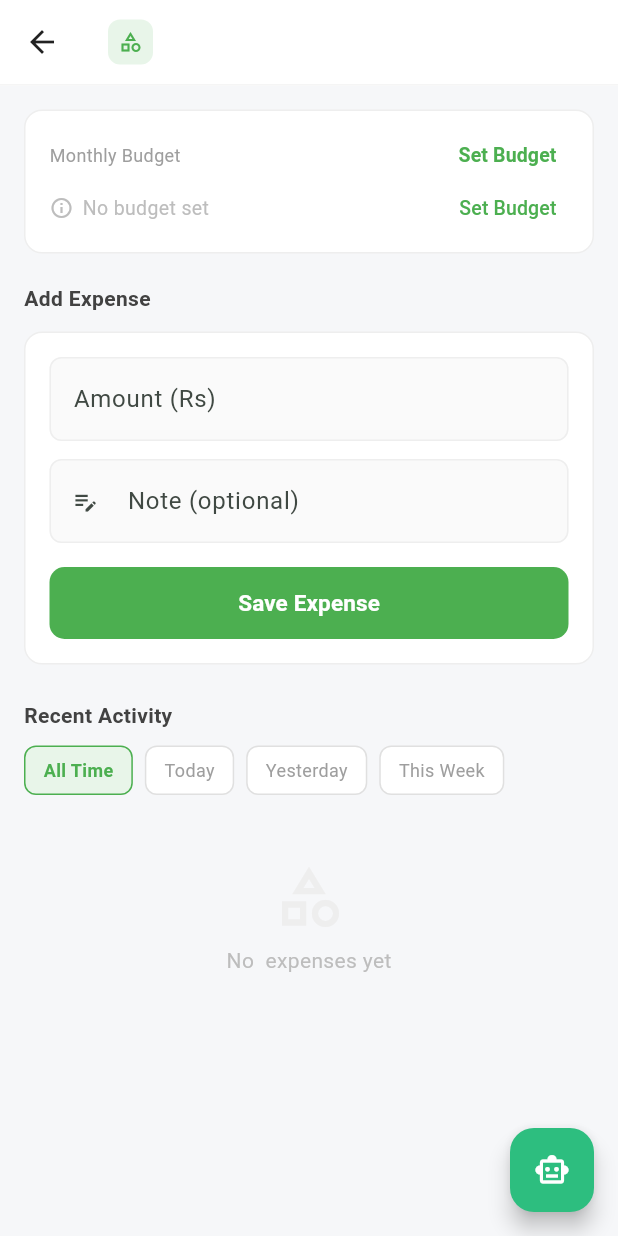
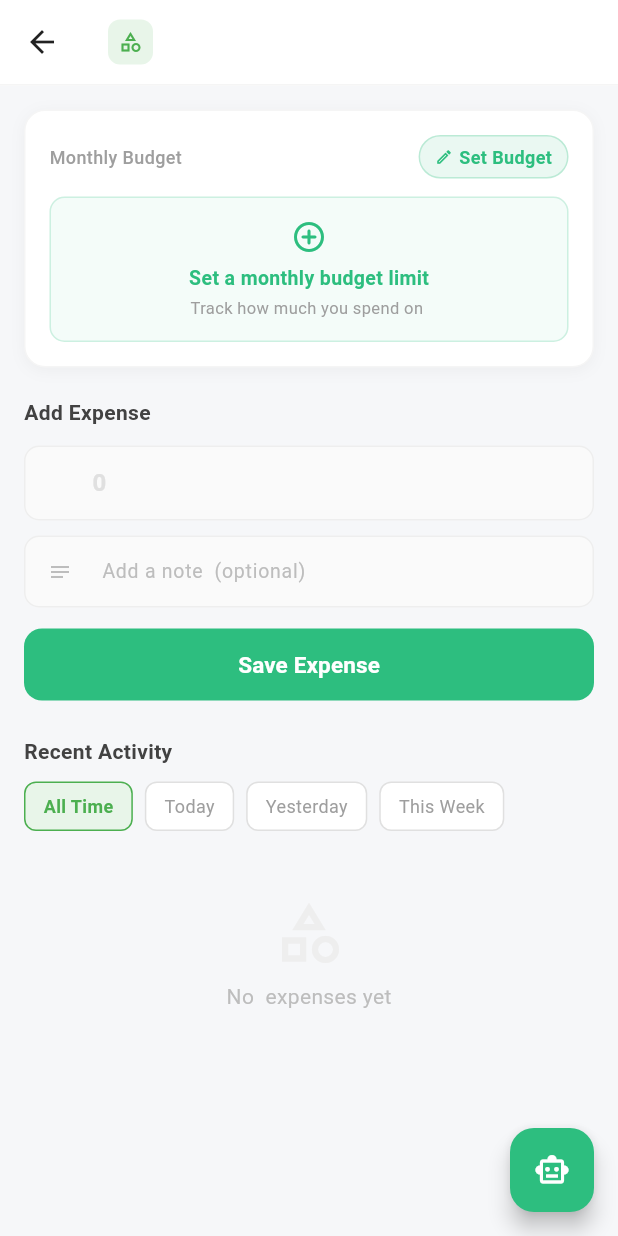
Before and after one commit to codebykashish/Bachatbot, a Flutter app: the CategoryDetailPage screen opened directly with empty values, on a phone screen of 412 x 824 dp. Run offline on Flutter 3.47's test engine with Material 3 defaults, Android fonts, the phone set to English and light mode, and no system bars; our stand-ins replace cloud_firestore, firebase_auth, firebase_core, fl_chart, google_fonts, image_picker and 1 more; accounts and stored records are empty; network calls fail.

Commit message:
UI fixed

```diff
--- a/lib/screens/category_detail_page.dart
+++ b/lib/screens/category_detail_page.dart
@@ -70,12 +70,21 @@ class _CategoryDetailPageState extends State<CategoryDetailPage> {
         final income = (d['total'] ?? 0).toDouble();
         final budgets = (budgetsData['data']?['budgets'] as List<dynamic>?) ?? [];
         double totalAllocated = 0;
+        Map<String, dynamic>? thisBudget;
         for (final b in budgets) {
           totalAllocated += (b['limit'] ?? 0).toDouble();
+          if ((b['category'] as String?) == widget.category) {
+            thisBudget = b as Map<String, dynamic>;
+          }
         }
         setState(() {
           _declaredIncome = income;
           _totalAllocated = totalAllocated;
+          // Update limit/spent from API so navigation from any screen works correctly
+          if (thisBudget != null) {
+            _budgetLimit = (thisBudget['limit'] ?? _budgetLimit).toDouble();
+            _budgetSpent = (thisBudget['spent'] ?? _budgetSpent).toDouble();
+          }
         });
       }
     } catch (_) {}
@@ -279,7 +288,10 @@ class _CategoryDetailPageState extends State<CategoryDetailPage> {
                     ],
                     onChanged: (val) {
                       final v = double.tryParse(val);
-                      if (available != double.infinity && v != null && v > available) {
+                      if (v != null && _budgetSpent > 0 && v < _budgetSpent) {
+                        setSheet(() => inlineError =
+                            'Cannot be less than amount already spent (Rs ${_budgetSpent.toInt()})');
+                      } else if (available != double.infinity && v != null && v > available) {
                         setSheet(() => inlineError = 'Exceeds available Rs ${available.toInt()}');
                       } else {
                         setSheet(() => inlineError = null);
@@ -305,6 +317,9 @@ class _CategoryDetailPageState extends State<CategoryDetailPage> {
                       final val = double.tryParse(v?.trim() ?? '');
                       if (val == null || val <= 0) {
                         return 'Enter a valid amount';
+                      }
+                      if (_budgetSpent > 0 && val < _budgetSpent) {
+                        return 'Cannot be less than amount already spent (Rs ${_budgetSpent.toInt()})';
                       }
                       return null;
                     },
@@ -424,45 +439,48 @@ class _CategoryDetailPageState extends State<CategoryDetailPage> {
       padding: const EdgeInsets.all(16),
       decoration: BoxDecoration(
         color: Colors.white,
-        borderRadius: BorderRadius.circular(12),
-        border: Border.all(color: Colors.grey.shade200),
+        borderRadius: BorderRadius.circular(14),
+        border: Border.all(color: Colors.grey.shade100),
+        boxShadow: [
+          BoxShadow(color: Colors.black.withValues(alpha: 0.04), blurRadius: 8, offset: const Offset(0, 2)),
+        ],
       ),
       child: Column(
         crossAxisAlignment: CrossAxisAlignment.start,
         children: [
           Row(
             children: [
-              Text('Monthly Budget',
-                  style: TextStyle(fontSize: 12, color: Colors.grey.shade500)),
+              Text(
+                'Monthly Budget',
+                style: TextStyle(fontSize: 12, color: Colors.grey.shade500, fontWeight: FontWeight.w500),
+              ),
               const Spacer(),
-              TextButton(
-                onPressed: _showBudgetBottomSheet,
-                style: _showBudgetError
-                    ? TextButton.styleFrom(
-                        padding: const EdgeInsets.symmetric(horizontal: 8, vertical: 4),
-                        minimumSize: Size.zero,
-                        tapTargetSize: MaterialTapTargetSize.shrinkWrap,
-                        foregroundColor: Colors.green,
-                        backgroundColor: Colors.green.shade50,
-                        shape: RoundedRectangleBorder(
-                          borderRadius: BorderRadius.circular(6),
-                          side: const BorderSide(color: Colors.green),
+              // Prominent pill button — visible even on first open
+              GestureDetector(
+                onTap: _showBudgetBottomSheet,
+                child: Container(
+                  padding: const EdgeInsets.symmetric(horizontal: 10, vertical: 5),
+                  decoration: BoxDecoration(
+                    color: _primary.withValues(alpha: 0.10),
+                    borderRadius: BorderRadius.circular(20),
+                    border: Border.all(color: _primary.withValues(alpha: 0.25)),
                   ),
-                      )
-                    : TextButton.styleFrom(
-                        padding: const EdgeInsets.symmetric(horizontal: 8, vertical: 4),
-                        minimumSize: Size.zero,
-                        tapTargetSize: MaterialTapTargetSize.shrinkWrap,
-                        foregroundColor: Colors.green,
+                  child: Row(
+                    mainAxisSize: MainAxisSize.min,
+                    children: [
+                      Icon(Icons.edit_outlined, size: 12, color: _primary),
+                      const SizedBox(width: 4),
+                      Text(
+                        _budgetLimit == 0 ? 'Set Budget' : 'Edit',
+                        style: TextStyle(fontSize: 12, color: _primary, fontWeight: FontWeight.w600),
                       ),
-                child: Text(
-                  _budgetLimit == 0 ? 'Set Budget' : 'Edit',
-                  style: const TextStyle(fontSize: 13, fontWeight: FontWeight.w600),
+                    ],
+                  ),
                 ),
               ),
             ],
           ),
-          const SizedBox(height: 8),
+          const SizedBox(height: 12),
           if (_budgetLimit > 0) ...[
             Row(
               crossAxisAlignment: CrossAxisAlignment.baseline,
@@ -471,9 +489,9 @@ class _CategoryDetailPageState extends State<CategoryDetailPage> {
                 Text(
                   'Rs ${_budgetSpent.toInt()}',
                   style: TextStyle(
-                      fontSize: 20,
+                      fontSize: 22,
                       fontWeight: FontWeight.bold,
-                      color: Colors.grey.shade800),
+                      color: progressColor(status)),
                 ),
                 Text(
                   ' / Rs ${_budgetLimit.toInt()}',
@@ -486,47 +504,50 @@ class _CategoryDetailPageState extends State<CategoryDetailPage> {
               borderRadius: BorderRadius.circular(6),
               child: LinearProgressIndicator(
                 value: barValue,
-                minHeight: 8,
+                minHeight: 7,
                 backgroundColor: Colors.grey.shade100,
-                valueColor:
-                    AlwaysStoppedAnimation<Color>(progressColor(status)),
+                valueColor: AlwaysStoppedAnimation<Color>(progressColor(status)),
               ),
             ),
-            const SizedBox(height: 6),
+            const SizedBox(height: 8),
             Row(
               children: [
                 statusBadge(status),
                 const Spacer(),
                 Text(
                   '$pct% used',
-                  style: TextStyle(
-                      fontSize: 12, color: progressColor(status)),
+                  style: TextStyle(fontSize: 12, color: progressColor(status)),
                 ),
               ],
             ),
           ] else ...[
-            Row(
+            // "No budget set" — clear, tappable CTA so first-time users know what to do
+            GestureDetector(
+              onTap: _showBudgetBottomSheet,
+              child: Container(
+                width: double.infinity,
+                padding: const EdgeInsets.symmetric(vertical: 14),
+                decoration: BoxDecoration(
+                  color: _primary.withValues(alpha: 0.05),
+                  borderRadius: BorderRadius.circular(10),
+                  border: Border.all(color: _primary.withValues(alpha: 0.20), width: 1),
+                ),
+                child: Column(
                   children: [
-                Icon(Icons.info_outline,
-                    size: 16, color: Colors.grey.shade400),
-                const SizedBox(width: 6),
-                Text('No budget set',
-                    style: TextStyle(
-                        fontSize: 13, color: Colors.grey.shade400)),
-                const Spacer(),
-                TextButton(
-                  onPressed: _showBudgetBottomSheet,
-                  style: TextButton.styleFrom(
-                    padding:
-                        const EdgeInsets.symmetric(horizontal: 8, vertical: 4),
-                    minimumSize: Size.zero,
-                    tapTargetSize: MaterialTapTargetSize.shrinkWrap,
-                    foregroundColor: Colors.green,
+                    Icon(Icons.add_circle_outline_rounded, size: 24, color: _primary),
+                    const SizedBox(height: 6),
+                    Text(
+                      'Set a monthly budget limit',
+                      style: TextStyle(fontSize: 13, color: _primary, fontWeight: FontWeight.w600),
                     ),
-                  child: const Text('Set Budget',
-                      style: TextStyle(fontSize: 13)),
+                    const SizedBox(height: 2),
+                    Text(
+                      'Track how much you spend on ${widget.category}',
+                      style: TextStyle(fontSize: 11, color: Colors.grey.shade500),
                     ),
                   ],
+                ),
+              ),
             ),
           ],
         ],
@@ -535,122 +556,93 @@ class _CategoryDetailPageState extends State<CategoryDetailPage> {
   }
 
   Widget _buildAddExpenseSection() {
-    return Column(
+    final inputBorder = OutlineInputBorder(
+      borderRadius: BorderRadius.circular(10),
+      borderSide: BorderSide(color: Colors.grey.shade200),
+    );
+    const focusedBorder = OutlineInputBorder(
+      borderRadius: BorderRadius.all(Radius.circular(10)),
+      borderSide: BorderSide(color: _primary, width: 1.5),
+    );
+
+    return Form(
+      key: _formKey,
+      child: Column(
         crossAxisAlignment: CrossAxisAlignment.start,
         children: [
           Text(
             'Add Expense',
-          style: TextStyle(
-              fontSize: 14,
-              fontWeight: FontWeight.w600,
-              color: Colors.grey.shade800),
+            style: TextStyle(fontSize: 14, fontWeight: FontWeight.w600, color: Colors.grey.shade800),
           ),
           const SizedBox(height: 12),
-        Container(
-          padding: const EdgeInsets.all(16),
-          decoration: BoxDecoration(
-            color: Colors.white,
-            borderRadius: BorderRadius.circular(12),
-            border: Border.all(color: Colors.grey.shade200),
-          ),
-          child: Form(
-            key: _formKey,
-            child: Column(
-              children: [
-                // Amount field
+          // Amount field — large, prominent, no redundant label
           TextFormField(
             controller: _amountController,
-                  keyboardType: const TextInputType.numberWithOptions(
-                      decimal: true),
+            keyboardType: const TextInputType.numberWithOptions(decimal: true),
             inputFormatters: [
               FilteringTextInputFormatter.allow(RegExp(r'[0-9.]')),
               LengthLimitingTextInputFormatter(9),
             ],
+            style: const TextStyle(fontSize: 16, fontWeight: FontWeight.w600),
             decoration: InputDecoration(
-                    labelText: 'Amount (Rs)',
-                    prefixText: 'Rs ',
-                    prefixStyle: TextStyle(color: Colors.grey.shade700, fontWeight: FontWeight.w500, fontSize: 15),
-                    border: OutlineInputBorder(
-                        borderRadius: BorderRadius.circular(8),
-                        borderSide:
-                            BorderSide(color: Colors.grey.shade200)),
-                    enabledBorder: OutlineInputBorder(
-                        borderRadius: BorderRadius.circular(8),
-                        borderSide:
-                            BorderSide(color: Colors.grey.shade200)),
-                    focusedBorder: OutlineInputBorder(
-                        borderRadius: BorderRadius.circular(8),
-                        borderSide: const BorderSide(
-                            color: Colors.green, width: 2)),
+              hintText: '0',
+              hintStyle: TextStyle(fontSize: 16, color: Colors.grey.shade300, fontWeight: FontWeight.w600),
+              prefixText: 'Rs  ',
+              prefixStyle: TextStyle(fontSize: 16, fontWeight: FontWeight.w600, color: Colors.grey.shade700),
+              suffixText: 'NPR',
+              suffixStyle: TextStyle(fontSize: 12, color: Colors.grey.shade400),
               filled: true,
               fillColor: Colors.grey.shade50,
+              contentPadding: const EdgeInsets.symmetric(horizontal: 14, vertical: 13),
+              border: inputBorder,
+              enabledBorder: inputBorder,
+              focusedBorder: focusedBorder,
+              errorStyle: const TextStyle(fontSize: 11),
             ),
             validator: (v) {
               final val = double.tryParse(v?.trim() ?? '');
-                    if (val == null || val <= 0) {
-                      return 'Enter a valid amount';
-                    }
+              if (val == null || val <= 0) return 'Enter a valid amount';
               return null;
             },
           ),
-                const SizedBox(height: 12),
-                // Note field
+          const SizedBox(height: 10),
+          // Note field — compact, subtle
           TextFormField(
             controller: _noteController,
             maxLength: 100,
+            style: TextStyle(fontSize: 14, color: Colors.grey.shade800),
             decoration: InputDecoration(
-                    labelText: 'Note (optional)',
-                    hintText: 'e.g. Lunch at canteen',
-                    prefixIcon: const Icon(Icons.edit_note_outlined,
-                        size: 18),
+              hintText: 'Add a note  (optional)',
+              hintStyle: TextStyle(fontSize: 13, color: Colors.grey.shade400),
+              prefixIcon: Icon(Icons.notes_outlined, size: 16, color: Colors.grey.shade400),
               counterText: '',
-                    border: OutlineInputBorder(
-                        borderRadius: BorderRadius.circular(8),
-                        borderSide:
-                            BorderSide(color: Colors.grey.shade200)),
-                    enabledBorder: OutlineInputBorder(
-                        borderRadius: BorderRadius.circular(8),
-                        borderSide:
-                            BorderSide(color: Colors.grey.shade200)),
-                    focusedBorder: OutlineInputBorder(
-                        borderRadius: BorderRadius.circular(8),
-                        borderSide: const BorderSide(
-                            color: Colors.green, width: 2)),
               filled: true,
               fillColor: Colors.grey.shade50,
+              contentPadding: const EdgeInsets.symmetric(horizontal: 14, vertical: 13),
+              border: inputBorder,
+              enabledBorder: inputBorder,
+              focusedBorder: focusedBorder,
             ),
           ),
-                const SizedBox(height: 16),
+          const SizedBox(height: 14),
           SizedBox(
             width: double.infinity,
             child: ElevatedButton(
               onPressed: _isSaving ? null : _saveExpense,
               style: ElevatedButton.styleFrom(
-                      backgroundColor: Colors.green,
+                backgroundColor: _primary,
                 foregroundColor: Colors.white,
                 minimumSize: const Size(double.infinity, 48),
-                      shape: RoundedRectangleBorder(
-                          borderRadius: BorderRadius.circular(10)),
+                shape: RoundedRectangleBorder(borderRadius: BorderRadius.circular(12)),
                 elevation: 0,
               ),
               child: _isSaving
-                        ? const SizedBox(
-                            width: 16,
-                            height: 16,
-                            child: CircularProgressIndicator(
-                                color: Colors.white, strokeWidth: 2),
-                          )
-                        : const Text('Save Expense',
-                            style: TextStyle(
-                                fontSize: 15,
-                                fontWeight: FontWeight.bold)),
+                  ? const SizedBox(width: 18, height: 18, child: CircularProgressIndicator(color: Colors.white, strokeWidth: 2))
+                  : const Text('Save Expense', style: TextStyle(fontSize: 15, fontWeight: FontWeight.bold)),
             ),
           ),
         ],
       ),
-          ),
-        ),
-      ],
     );
   }
 
```
Also changed, not shown: lib/screens/categories_screen.dart (+50 -30 lines), lib/screens/reports_screen.dart (+23 -7 lines). Lines whose indentation alone changed are shown as unchanged.
